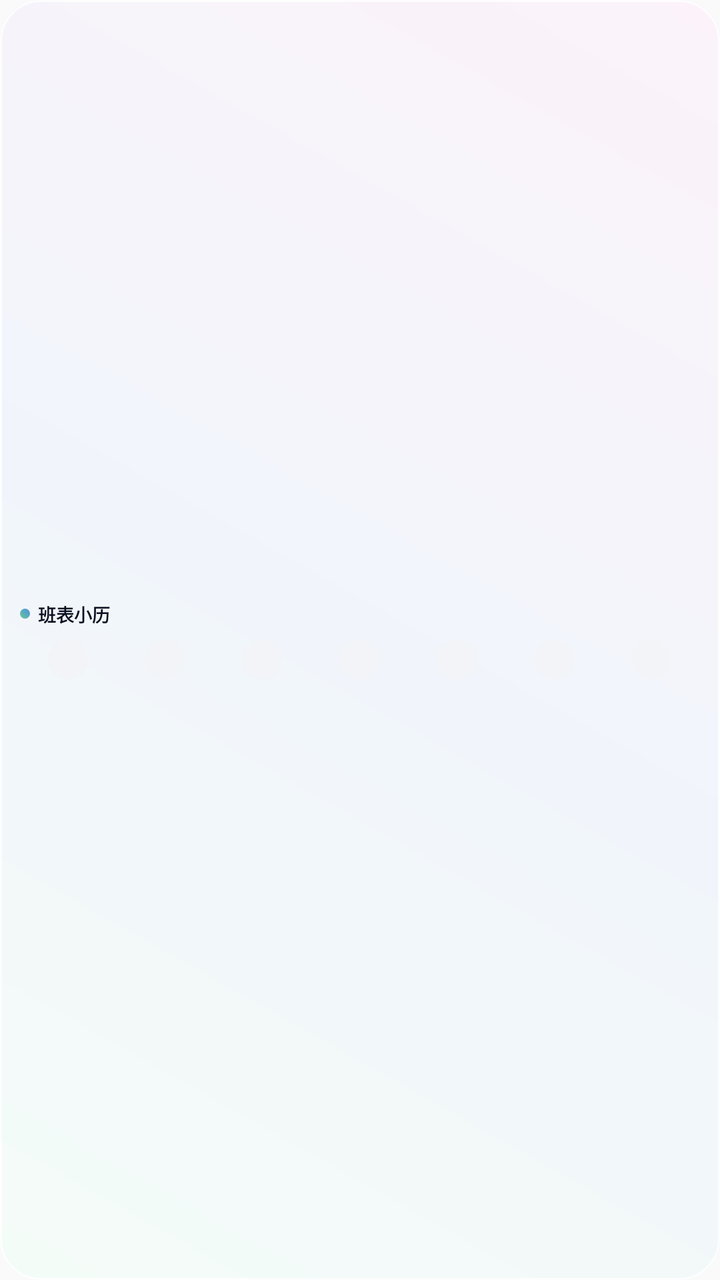
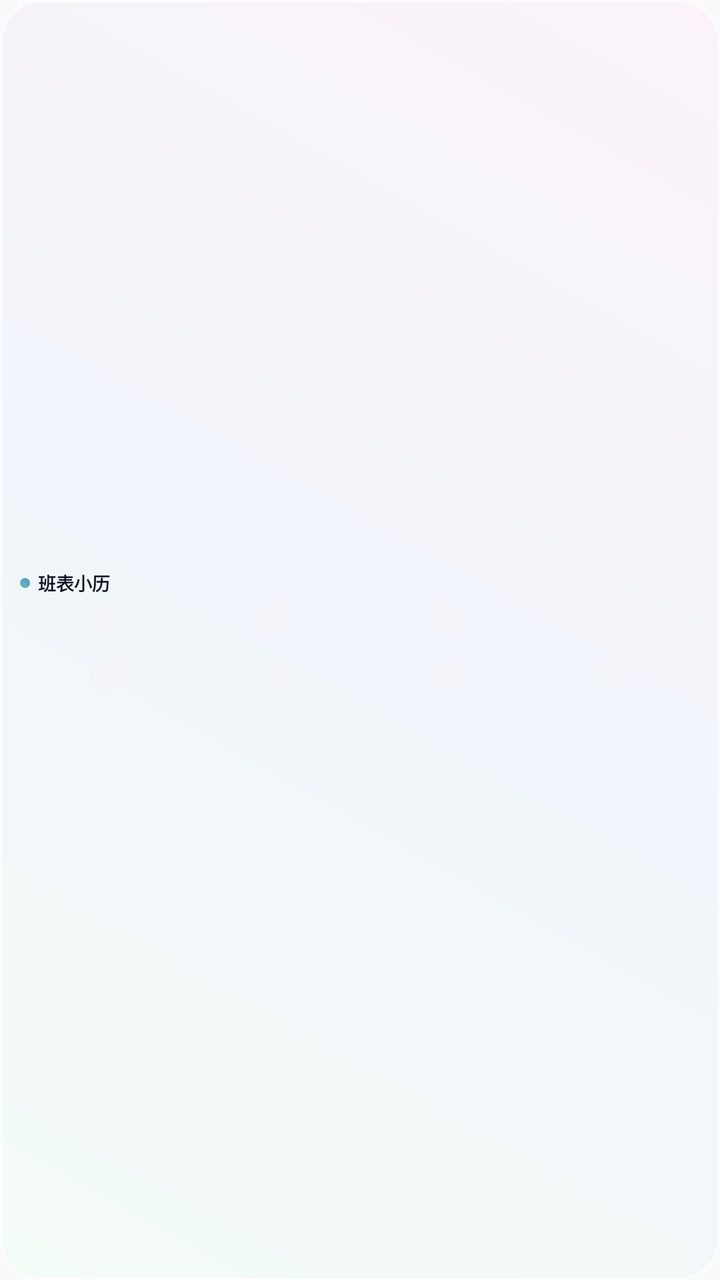

An Android layout rendered at two revisions. The XML below is the earlier revision; the diff shows what the commit changed to produce the second picture.
<!-- AndroidManifest.xml: application theme Theme.Paibanzhushou -->
<!-- res/layout/widget_schedule_compact.xml -->
<?xml version="1.0" encoding="utf-8"?>
<LinearLayout xmlns:android="http://schemas.android.com/apk/res/android"
    android:id="@+id/c_root"
    android:layout_width="match_parent"
    android:layout_height="match_parent"
    android:background="@drawable/widget_bg_small"
    android:orientation="vertical"
    android:gravity="center_vertical"
    android:paddingStart="10dp"
    android:paddingEnd="10dp"
    android:paddingTop="7dp"
    android:paddingBottom="7dp">

    <LinearLayout
        android:layout_width="match_parent"
        android:layout_height="wrap_content"
        android:orientation="horizontal"
        android:gravity="center_vertical">

        <ImageView
            android:layout_width="5dp"
            android:layout_height="5dp"
            android:src="@drawable/widget_dot"
            android:contentDescription="@null" />

        <TextView
            android:id="@+id/c_title"
            android:layout_width="wrap_content"
            android:layout_height="wrap_content"
            android:layout_marginStart="4dp"
            android:text="班表小历"
            android:textColor="#0B1020"
            android:textSize="9sp"
            android:textStyle="bold"
            android:maxLines="1" />

        <TextView
            android:id="@+id/c_month"
            android:layout_width="wrap_content"
            android:layout_height="wrap_content"
            android:layout_marginStart="3dp"
            android:text=""
            android:textColor="#9AA3B2"
            android:textSize="8.5sp"
            android:maxLines="1" />

        <ImageView
            android:layout_width="0dp"
            android:layout_height="0dp"
            android:layout_weight="1"
            android:contentDescription="@null" />

        <TextView
            android:id="@+id/c_person"
            android:layout_width="wrap_content"
            android:layout_height="wrap_content"
            android:text=""
            android:textColor="#7A8494"
            android:textSize="9sp"
            android:maxLines="1"
            android:ellipsize="end" />
    </LinearLayout>

    <LinearLayout
        android:layout_width="match_parent"
        android:layout_height="wrap_content"
        android:layout_marginTop="6dp"
        android:orientation="horizontal"
        android:gravity="center_vertical">

        <LinearLayout
            android:layout_width="0dp"
            android:layout_height="wrap_content"
            android:layout_weight="1"
            android:orientation="horizontal"
            android:gravity="center">
            <TextView
                android:id="@+id/c_date0"
                android:layout_width="20dp"
                android:layout_height="20dp"
                android:gravity="center"
                android:background="@drawable/circle_none"
                android:textColor="#FFFFFF"
                android:textSize="9.5sp"
                android:textStyle="bold"
                android:includeFontPadding="false" />
        </LinearLayout>

        <LinearLayout
            android:layout_width="0dp"
            android:layout_height="wrap_content"
            android:layout_weight="1"
            android:orientation="horizontal"
            android:gravity="center">
            <TextView
                android:id="@+id/c_date1"
                android:layout_width="20dp"
                android:layout_height="20dp"
                android:gravity="center"
                android:background="@drawable/circle_none"
                android:textColor="#FFFFFF"
                android:textSize="9.5sp"
                android:textStyle="bold"
                android:includeFontPadding="false" />
        </LinearLayout>

        <LinearLayout
            android:layout_width="0dp"
            android:layout_height="wrap_content"
            android:layout_weight="1"
            android:orientation="horizontal"
            android:gravity="center">
            <TextView
                android:id="@+id/c_date2"
                android:layout_width="20dp"
                android:layout_height="20dp"
                android:gravity="center"
                android:background="@drawable/circle_none"
                android:textColor="#FFFFFF"
                android:textSize="9.5sp"
                android:textStyle="bold"
                android:includeFontPadding="false" />
        </LinearLayout>

        <LinearLayout
            android:layout_width="0dp"
            android:layout_height="wrap_content"
            android:layout_weight="1"
            android:orientation="horizontal"
            android:gravity="center">
            <TextView
                android:id="@+id/c_date3"
                android:layout_width="20dp"
                android:layout_height="20dp"
                android:gravity="center"
                android:background="@drawable/circle_none"
                android:textColor="#FFFFFF"
                android:textSize="9.5sp"
                android:textStyle="bold"
                android:includeFontPadding="false" />
        </LinearLayout>

        <LinearLayout
            android:layout_width="0dp"
            android:layout_height="wrap_content"
            android:layout_weight="1"
            android:orientation="horizontal"
            android:gravity="center">
            <TextView
                android:id="@+id/c_date4"
                android:layout_width="20dp"
                android:layout_height="20dp"
                android:gravity="center"
                android:background="@drawable/circle_none"
                android:textColor="#FFFFFF"
                android:textSize="9.5sp"
                android:textStyle="bold"
                android:includeFontPadding="false" />
        </LinearLayout>

        <LinearLayout
            android:layout_width="0dp"
            android:layout_height="wrap_content"
            android:layout_weight="1"
            android:orientation="horizontal"
            android:gravity="center">
            <TextView
                android:id="@+id/c_date5"
                android:layout_width="20dp"
                android:layout_height="20dp"
                android:gravity="center"
                android:background="@drawable/circle_none"
                android:textColor="#FFFFFF"
                android:textSize="9.5sp"
                android:textStyle="bold"
                android:includeFontPadding="false" />
        </LinearLayout>

        <LinearLayout
            android:layout_width="0dp"
            android:layout_height="wrap_content"
            android:layout_weight="1"
            android:orientation="horizontal"
            android:gravity="center">
            <TextView
                android:id="@+id/c_date6"
                android:layout_width="20dp"
                android:layout_height="20dp"
                android:gravity="center"
                android:background="@drawable/circle_none"
                android:textColor="#FFFFFF"
                android:textSize="9.5sp"
                android:textStyle="bold"
                android:includeFontPadding="false" />
        </LinearLayout>
    </LinearLayout>
</LinearLayout>
<!-- resources referenced by this layout -->
<resources>
  <!-- drawable circle_none (drawable) -->
  <?xml version="1.0" encoding="utf-8"?>
  <shape xmlns:android="http://schemas.android.com/apk/res/android" android:shape="oval">
      <solid android:color="#F2F4F7" />
  </shape>
  <!-- drawable widget_bg_small (drawable) -->
  <?xml version="1.0" encoding="utf-8"?>
  <layer-list xmlns:android="http://schemas.android.com/apk/res/android">
      <item>
          <shape android:shape="rectangle">
              <corners android:radius="20dp" />
              <gradient
                  android:angle="45"
                  android:startColor="#F4FCF8"
                  android:centerColor="#F1F5FB"
                  android:endColor="#FBF3F9"
                  android:type="linear" />
          </shape>
      </item>
      <item>
          <shape android:shape="rectangle">
              <corners android:radius="20dp" />
              <stroke android:width="1dp" android:color="#CCFFFFFF" />
          </shape>
      </item>
  </layer-list>
  <!-- drawable widget_dot (drawable) -->
  <?xml version="1.0" encoding="utf-8"?>
  <shape xmlns:android="http://schemas.android.com/apk/res/android" android:shape="oval">
      <gradient android:angle="45" android:startColor="#6AC695" android:endColor="#4A90E2" android:type="linear" />
      <size android:width="8dp" android:height="8dp" />
  </shape>
  <style name="Theme.Paibanzhushou" parent="android:Theme.Material.Light.NoActionBar" />
</resources>

<!-- the commit's change to res/layout/widget_schedule_compact.xml (unified diff, before → after) -->
@@ -8,8 +8,8 @@
     android:gravity="center_vertical"
     android:paddingStart="10dp"
     android:paddingEnd="10dp"
-    android:paddingTop="7dp"
-    android:paddingBottom="7dp">
+    android:paddingTop="4dp"
+    android:paddingBottom="4dp">
 
     <LinearLayout
         android:layout_width="match_parent"
@@ -32,6 +32,7 @@
             android:textColor="#0B1020"
             android:textSize="9sp"
             android:textStyle="bold"
+            android:includeFontPadding="false"
             android:maxLines="1" />
 
         <TextView
@@ -42,6 +43,7 @@
             android:text=""
             android:textColor="#9AA3B2"
             android:textSize="8.5sp"
+            android:includeFontPadding="false"
             android:maxLines="1" />
 
         <ImageView
@@ -57,6 +59,7 @@
             android:text=""
             android:textColor="#7A8494"
             android:textSize="9sp"
+            android:includeFontPadding="false"
             android:maxLines="1"
             android:ellipsize="end" />
     </LinearLayout>
@@ -64,134 +67,272 @@
     <LinearLayout
         android:layout_width="match_parent"
         android:layout_height="wrap_content"
-        android:layout_marginTop="6dp"
+        android:layout_marginTop="4dp"
         android:orientation="horizontal"
-        android:gravity="center_vertical">
-
-        <LinearLayout
-            android:layout_width="0dp"
-            android:layout_height="wrap_content"
-            android:layout_weight="1"
-            android:orientation="horizontal"
-            android:gravity="center">
-            <TextView
-                android:id="@+id/c_date0"
-                android:layout_width="20dp"
-                android:layout_height="20dp"
-                android:gravity="center"
-                android:background="@drawable/circle_none"
-                android:textColor="#FFFFFF"
-                android:textSize="9.5sp"
-                android:textStyle="bold"
-                android:includeFontPadding="false" />
-        </LinearLayout>
-
-        <LinearLayout
-            android:layout_width="0dp"
-            android:layout_height="wrap_content"
-            android:layout_weight="1"
-            android:orientation="horizontal"
-            android:gravity="center">
-            <TextView
-                android:id="@+id/c_date1"
-                android:layout_width="20dp"
-                android:layout_height="20dp"
-                android:gravity="center"
-                android:background="@drawable/circle_none"
-                android:textColor="#FFFFFF"
-                android:textSize="9.5sp"
-                android:textStyle="bold"
-                android:includeFontPadding="false" />
-        </LinearLayout>
-
-        <LinearLayout
-            android:layout_width="0dp"
-            android:layout_height="wrap_content"
-            android:layout_weight="1"
-            android:orientation="horizontal"
-            android:gravity="center">
-            <TextView
-                android:id="@+id/c_date2"
-                android:layout_width="20dp"
-                android:layout_height="20dp"
-                android:gravity="center"
-                android:background="@drawable/circle_none"
-                android:textColor="#FFFFFF"
-                android:textSize="9.5sp"
-                android:textStyle="bold"
-                android:includeFontPadding="false" />
-        </LinearLayout>
-
-        <LinearLayout
-            android:layout_width="0dp"
-            android:layout_height="wrap_content"
-            android:layout_weight="1"
-            android:orientation="horizontal"
-            android:gravity="center">
-            <TextView
-                android:id="@+id/c_date3"
-                android:layout_width="20dp"
-                android:layout_height="20dp"
-                android:gravity="center"
-                android:background="@drawable/circle_none"
-                android:textColor="#FFFFFF"
-                android:textSize="9.5sp"
-                android:textStyle="bold"
-                android:includeFontPadding="false" />
-        </LinearLayout>
-
-        <LinearLayout
-            android:layout_width="0dp"
-            android:layout_height="wrap_content"
-            android:layout_weight="1"
-            android:orientation="horizontal"
-            android:gravity="center">
-            <TextView
-                android:id="@+id/c_date4"
-                android:layout_width="20dp"
-                android:layout_height="20dp"
-                android:gravity="center"
-                android:background="@drawable/circle_none"
-                android:textColor="#FFFFFF"
-                android:textSize="9.5sp"
-                android:textStyle="bold"
-                android:includeFontPadding="false" />
-        </LinearLayout>
-
-        <LinearLayout
-            android:layout_width="0dp"
-            android:layout_height="wrap_content"
-            android:layout_weight="1"
-            android:orientation="horizontal"
-            android:gravity="center">
-            <TextView
-                android:id="@+id/c_date5"
-                android:layout_width="20dp"
-                android:layout_height="20dp"
-                android:gravity="center"
-                android:background="@drawable/circle_none"
-                android:textColor="#FFFFFF"
-                android:textSize="9.5sp"
-                android:textStyle="bold"
-                android:includeFontPadding="false" />
-        </LinearLayout>
-
-        <LinearLayout
-            android:layout_width="0dp"
-            android:layout_height="wrap_content"
-            android:layout_weight="1"
-            android:orientation="horizontal"
-            android:gravity="center">
-            <TextView
-                android:id="@+id/c_date6"
-                android:layout_width="20dp"
-                android:layout_height="20dp"
-                android:gravity="center"
-                android:background="@drawable/circle_none"
-                android:textColor="#FFFFFF"
-                android:textSize="9.5sp"
-                android:textStyle="bold"
-                android:includeFontPadding="false" />
-        </LinearLayout>
+        android:baselineAligned="false">
+            <LinearLayout
+                android:id="@+id/c_cell0"
+                android:layout_width="0dp"
+                android:layout_height="wrap_content"
+                android:layout_weight="1"
+                android:orientation="vertical"
+                android:gravity="center_horizontal">
+
+                <TextView
+                    android:id="@+id/c_date0"
+                    android:layout_width="15dp"
+                    android:layout_height="15dp"
+                    android:gravity="center"
+                    android:background="@drawable/circle_none"
+                    android:textColor="#FFFFFF"
+                    android:textSize="8sp"
+                    android:textStyle="bold"
+                    android:includeFontPadding="false" />
+
+                <TextView
+                    android:id="@+id/c_ban0"
+                    android:layout_width="match_parent"
+                    android:layout_height="wrap_content"
+                    android:layout_marginTop="1dp"
+                    android:gravity="center_horizontal"
+                    android:text=""
+                    android:textColor="#41505F"
+                    android:textSize="7.5sp"
+                    android:includeFontPadding="false"
+                    android:maxLines="1"
+                    android:ellipsize="end" />
+            </LinearLayout>
+            <LinearLayout
+                android:id="@+id/c_cell1"
+                android:layout_width="0dp"
+                android:layout_height="wrap_content"
+                android:layout_weight="1"
+                android:orientation="vertical"
+                android:gravity="center_horizontal">
+
+                <TextView
+                    android:id="@+id/c_date1"
+                    android:layout_width="15dp"
+                    android:layout_height="15dp"
+                    android:gravity="center"
+                    android:background="@drawable/circle_none"
+                    android:textColor="#FFFFFF"
+                    android:textSize="8sp"
+                    android:textStyle="bold"
+                    android:includeFontPadding="false" />
+
+                <TextView
+                    android:id="@+id/c_ban1"
+                    android:layout_width="match_parent"
+                    android:layout_height="wrap_content"
+                    android:layout_marginTop="1dp"
+                    android:gravity="center_horizontal"
+                    android:text=""
+                    android:textColor="#41505F"
+                    android:textSize="7.5sp"
+                    android:includeFontPadding="false"
+                    android:maxLines="1"
+                    android:ellipsize="end" />
+            </LinearLayout>
+            <LinearLayout
+                android:id="@+id/c_cell2"
+                android:layout_width="0dp"
+                android:layout_height="wrap_content"
+                android:layout_weight="1"
+                android:orientation="vertical"
+                android:gravity="center_horizontal">
+
+                <TextView
+                    android:id="@+id/c_date2"
+                    android:layout_width="15dp"
+                    android:layout_height="15dp"
+                    android:gravity="center"
+                    android:background="@drawable/circle_none"
+                    android:textColor="#FFFFFF"
+                    android:textSize="8sp"
+                    android:textStyle="bold"
+                    android:includeFontPadding="false" />
+
+                <TextView
+                    android:id="@+id/c_ban2"
+                    android:layout_width="match_parent"
+                    android:layout_height="wrap_content"
+                    android:layout_marginTop="1dp"
+                    android:gravity="center_horizontal"
+                    android:text=""
+                    android:textColor="#41505F"
+                    android:textSize="7.5sp"
+                    android:includeFontPadding="false"
+                    android:maxLines="1"
+                    android:ellipsize="end" />
+            </LinearLayout>
+            <LinearLayout
+                android:id="@+id/c_cell3"
+                android:layout_width="0dp"
+                android:layout_height="wrap_content"
+                android:layout_weight="1"
+                android:orientation="vertical"
+                android:gravity="center_horizontal">
+
+                <TextView
+                    android:id="@+id/c_date3"
+                    android:layout_width="15dp"
+                    android:layout_height="15dp"
+                    android:gravity="center"
+                    android:background="@drawable/circle_none"
+                    android:textColor="#FFFFFF"
+                    android:textSize="8sp"
+                    android:textStyle="bold"
+                    android:includeFontPadding="false" />
+
+                <TextView
+                    android:id="@+id/c_ban3"
+                    android:layout_width="match_parent"
+                    android:layout_height="wrap_content"
+                    android:layout_marginTop="1dp"
+                    android:gravity="center_horizontal"
+                    android:text=""
+                    android:textColor="#41505F"
+                    android:textSize="7.5sp"
+                    android:includeFontPadding="false"
+                    android:maxLines="1"
+                    android:ellipsize="end" />
+            </LinearLayout>
+    </LinearLayout>
+
+    <LinearLayout
+        android:layout_width="match_parent"
+        android:layout_height="wrap_content"
+        android:layout_marginTop="3dp"
+        android:orientation="horizontal"
+        android:baselineAligned="false">
+            <LinearLayout
+                android:id="@+id/c_cell4"
+                android:layout_width="0dp"
+                android:layout_height="wrap_content"
+                android:layout_weight="1"
+                android:orientation="vertical"
+                android:gravity="center_horizontal">
+
+                <TextView
+                    android:id="@+id/c_date4"
+                    android:layout_width="15dp"
+                    android:layout_height="15dp"
+                    android:gravity="center"
+                    android:background="@drawable/circle_none"
+                    android:textColor="#FFFFFF"
+                    android:textSize="8sp"
+                    android:textStyle="bold"
+                    android:includeFontPadding="false" />
+
+                <TextView
+                    android:id="@+id/c_ban4"
+                    android:layout_width="match_parent"
+                    android:layout_height="wrap_content"
+                    android:layout_marginTop="1dp"
+                    android:gravity="center_horizontal"
+                    android:text=""
+                    android:textColor="#41505F"
+                    android:textSize="7.5sp"
+                    android:includeFontPadding="false"
+                    android:maxLines="1"
+                    android:ellipsize="end" />
+            </LinearLayout>
+            <LinearLayout
+                android:id="@+id/c_cell5"
+                android:layout_width="0dp"
+                android:layout_height="wrap_content"
+                android:layout_weight="1"
+                android:orientation="vertical"
+                android:gravity="center_horizontal">
+
+                <TextView
+                    android:id="@+id/c_date5"
+                    android:layout_width="15dp"
+                    android:layout_height="15dp"
+                    android:gravity="center"
+                    android:background="@drawable/circle_none"
+                    android:textColor="#FFFFFF"
+                    android:textSize="8sp"
+                    android:textStyle="bold"
+                    android:includeFontPadding="false" />
+
+                <TextView
+                    android:id="@+id/c_ban5"
+                    android:layout_width="match_parent"
+                    android:layout_height="wrap_content"
+                    android:layout_marginTop="1dp"
+                    android:gravity="center_horizontal"
+                    android:text=""
+                    android:textColor="#41505F"
+                    android:textSize="7.5sp"
+                    android:includeFontPadding="false"
+                    android:maxLines="1"
+                    android:ellipsize="end" />
+            </LinearLayout>
+            <LinearLayout
+                android:id="@+id/c_cell6"
+                android:layout_width="0dp"
+                android:layout_height="wrap_content"
+                android:layout_weight="1"
+                android:orientation="vertical"
+                android:gravity="center_horizontal">
+
+                <TextView
+                    android:id="@+id/c_date6"
+                    android:layout_width="15dp"
+                    android:layout_height="15dp"
+                    android:gravity="center"
+                    android:background="@drawable/circle_none"
+                    android:textColor="#FFFFFF"
+                    android:textSize="8sp"
+                    android:textStyle="bold"
+                    android:includeFontPadding="false" />
+
+                <TextView
+                    android:id="@+id/c_ban6"
+                    android:layout_width="match_parent"
+                    android:layout_height="wrap_content"
+                    android:layout_marginTop="1dp"
+                    android:gravity="center_horizontal"
+                    android:text=""
+                    android:textColor="#41505F"
+                    android:textSize="7.5sp"
+                    android:includeFontPadding="false"
+                    android:maxLines="1"
+                    android:ellipsize="end" />
+            </LinearLayout>
+            <LinearLayout
+                android:id="@+id/c_cell7"
+                android:layout_width="0dp"
+                android:layout_height="wrap_content"
+                android:layout_weight="1"
+                android:orientation="vertical"
+                android:gravity="center_horizontal">
+
+                <TextView
+                    android:id="@+id/c_date7"
+                    android:layout_width="15dp"
+                    android:layout_height="15dp"
+                    android:gravity="center"
+                    android:background="@drawable/circle_none"
+                    android:textColor="#FFFFFF"
+                    android:textSize="8sp"
+                    android:textStyle="bold"
+                    android:includeFontPadding="false" />
+
+                <TextView
+                    android:id="@+id/c_ban7"
+                    android:layout_width="match_parent"
+                    android:layout_height="wrap_content"
+                    android:layout_marginTop="1dp"
+                    android:gravity="center_horizontal"
+                    android:text=""
+                    android:textColor="#41505F"
+                    android:textSize="7.5sp"
+                    android:includeFontPadding="false"
+                    android:maxLines="1"
+                    android:ellipsize="end" />
+            </LinearLayout>
     </LinearLayout>
 </LinearLayout>
